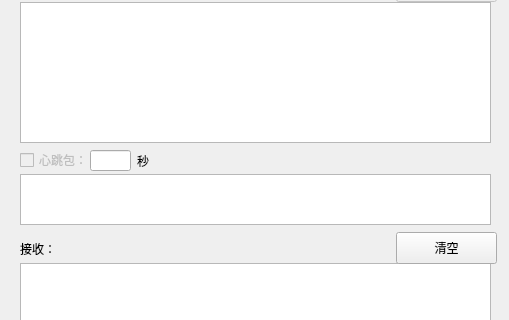
magicdam/MagicSocketDebugger, file mainwindow.ui: the form before one commit; both pictures show x 0 to 509 and y 95 to 415 of the 509 by 555 pixel window.
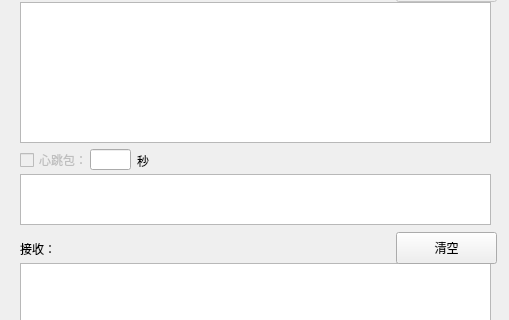
The form after the commit.

Commit message: 1.修复用“回车键”连接时的bug。

What changed in the file:
```diff
--- a/mainwindow.ui
+++ b/mainwindow.ui
@@ -190,7 +190,7 @@
     <property name="geometry">
      <rect>
       <x>90</x>
-      <y>228</y>
+      <y>227</y>
       <width>41</width>
       <height>21</height>
      </rect>
```
The commit also changes 1 other file.
